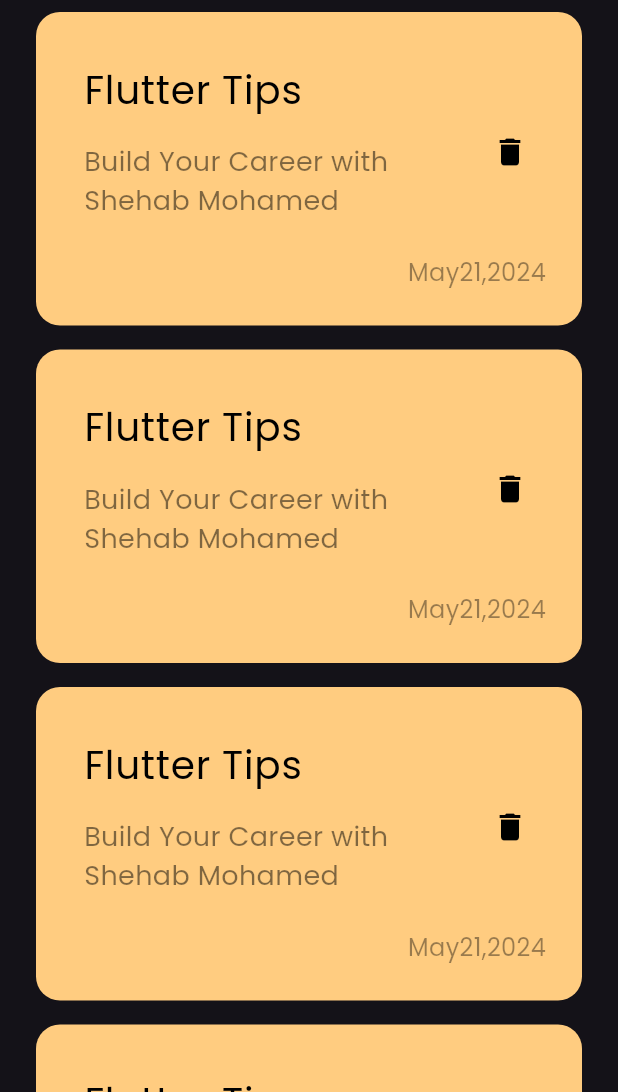
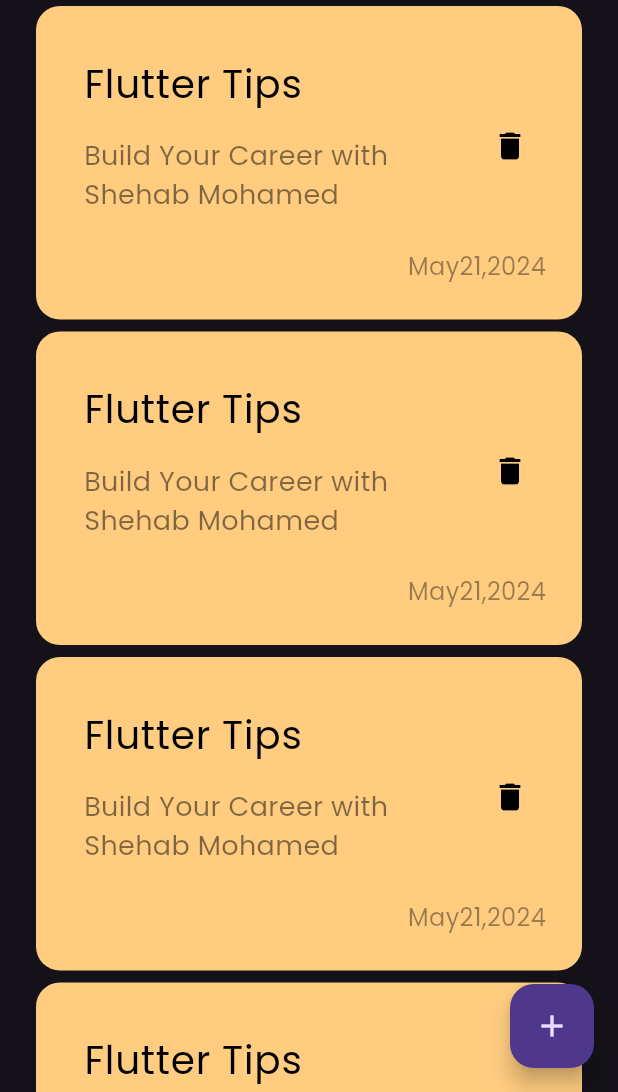
Before and after one commit to shehabbebo/notes_app, a Flutter app: the screen it shows after launch, on a phone screen of 412 x 824 dp, the part 144-1236 px from its top. Run offline on Flutter 3.47's test engine with Material 3 defaults, Android fonts, the phone set to English and light mode, and no system bars.

Commit message:
add action buttom

```diff
--- a/lib/views/notes_view.dart
+++ b/lib/views/notes_view.dart
@@ -6,8 +6,12 @@ class NotesView extends StatelessWidget {
 
   @override
   Widget build(BuildContext context) {
-    return const Scaffold(
-      body: Notesviesbody(),
+    return Scaffold(
+      floatingActionButton: FloatingActionButton(
+        onPressed: () {},
+        child: Icon(Icons.add),
+      ),
+      body: const Notesviesbody(),
     );
   }
 }
--- a/lib/views/weight/notes_list_view.dart
+++ b/lib/views/weight/notes_list_view.dart
@@ -8,7 +8,7 @@ class NotesListView extends StatelessWidget {
   Widget build(BuildContext context) {
     return ListView.builder(itemBuilder: (context, index) {
       return Padding(
-        padding: const EdgeInsets.symmetric(vertical: 8),
+        padding: const EdgeInsets.symmetric(vertical: 4),
         child: const NoteItem(),
       );
     });
```
